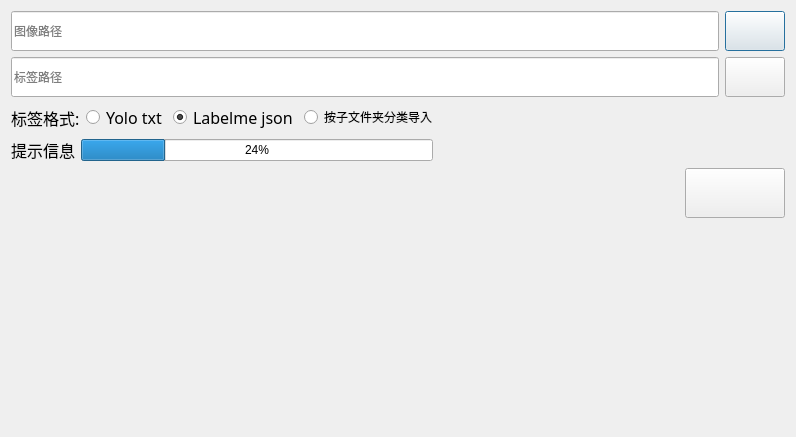
First picture: the form in ui/import_data.ui, repository pythondever/easy_trainer, before the edit.
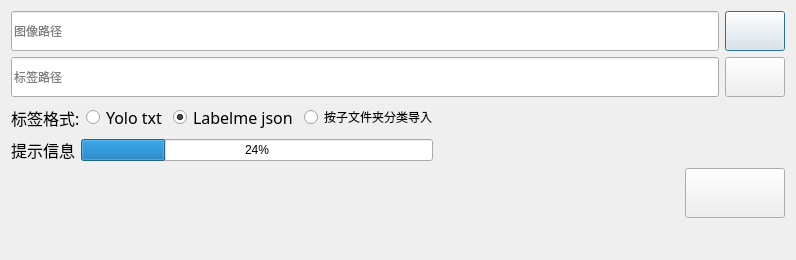
Second picture: the form after the edit. Icons and pictures are not drawn.

The edit to the form file:
```diff
--- a/ui/import_data.ui
+++ b/ui/import_data.ui
@@ -7,7 +7,7 @@
     <x>0</x>
     <y>0</y>
     <width>796</width>
-    <height>437</height>
+    <height>260</height>
    </rect>
   </property>
   <property name="windowTitle">
```
